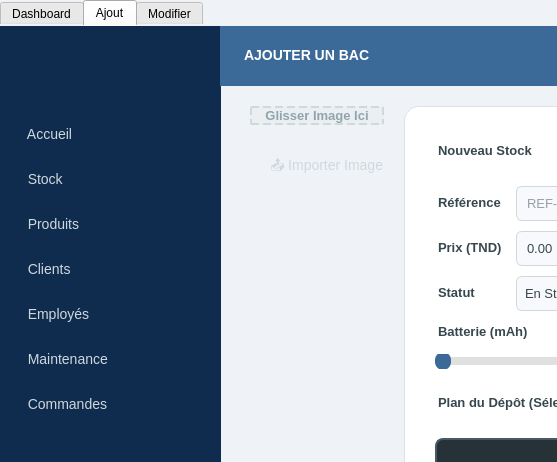
First picture: the form in mainwindow.ui, repository esprit-up-algo/projetcpp2526-s2-2a6-smart-waste-collection-2a6, before the edit; both pictures show x 0 to 557 and y 0 to 462 of the 1280 by 800 pixel window.
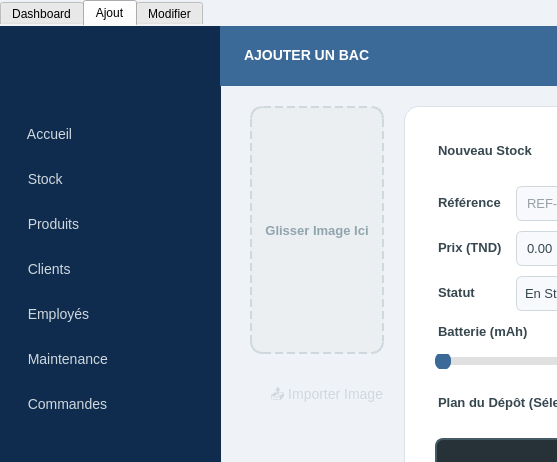
Second picture: the form after the edit. The open tabs and pages were chosen to show the change. Icons and pictures are not drawn.

```diff
--- a/mainwindow.ui
+++ b/mainwindow.ui
@@ -751,6 +751,12 @@
         <layout class="QVBoxLayout" name="vl_img_add">
          <item>
           <widget class="QLabel" name="lblImgPreview_Add">
+           <property name="minimumSize">
+            <size>
+             <width>0</width>
+             <height>250</height>
+            </size>
+           </property>
            <property name="text">
             <string>Glisser Image Ici</string>
            </property>
```
Left out of the diff: 21 changed lines with no effect on the pictures.
